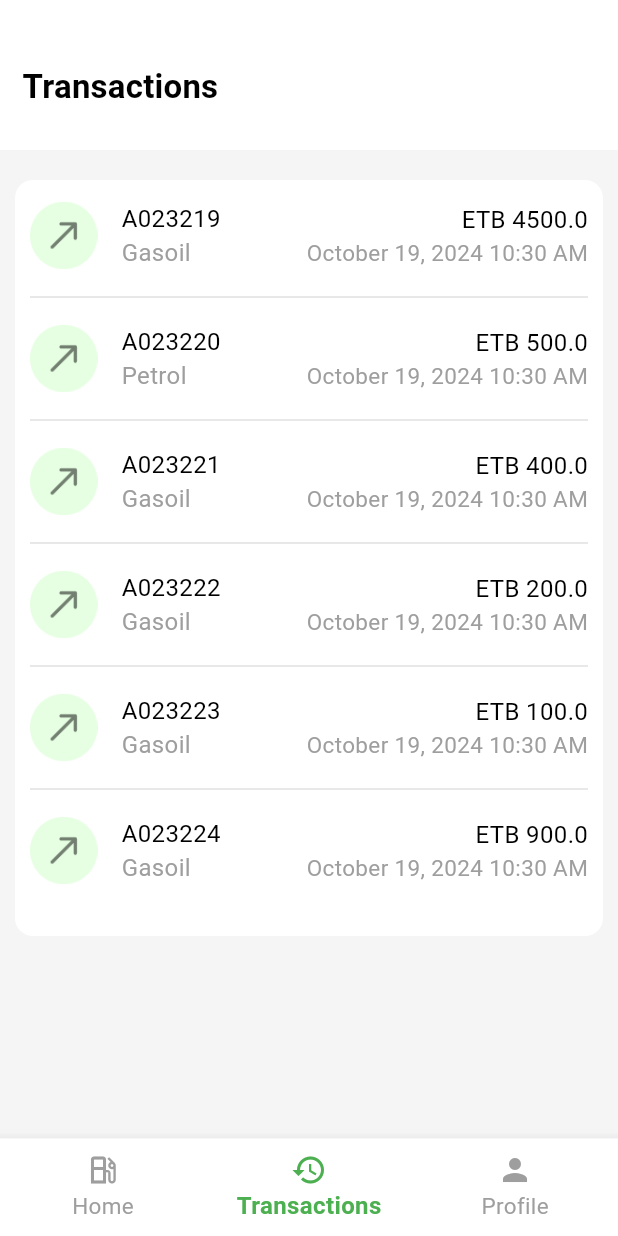
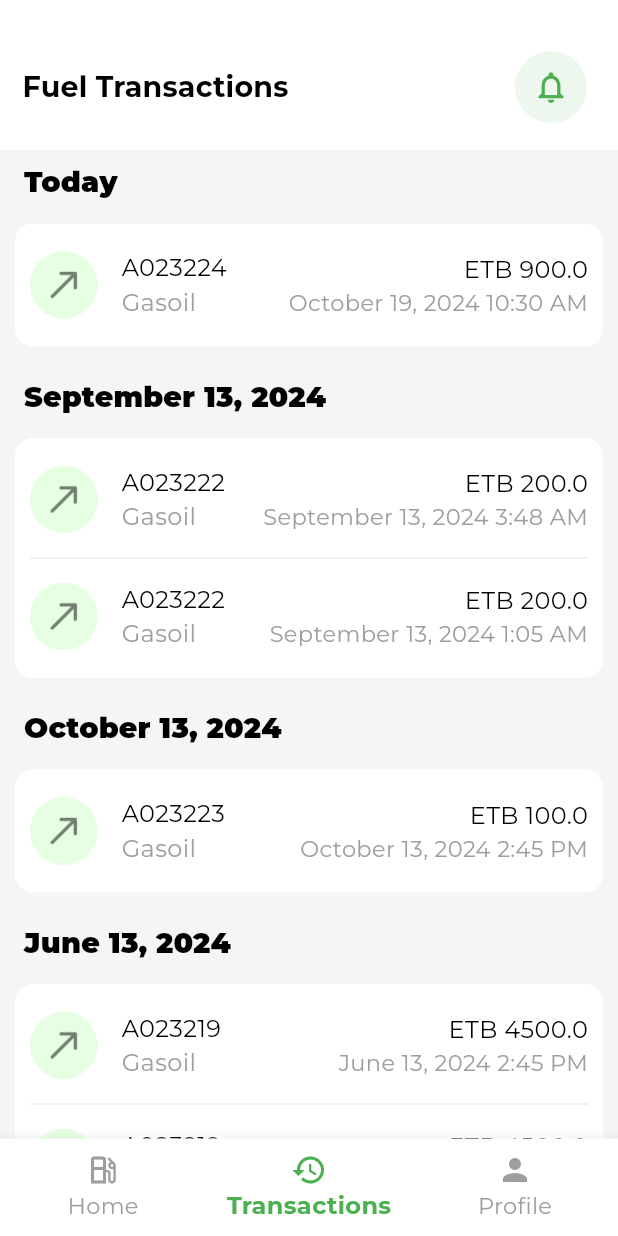
Before and after one commit to Edil-Ayehu/nedaj, a Flutter app: the screen it shows after launch, item 2 of the bottom bar chosen, on a phone screen of 412 x 824 dp. Run offline on Flutter 3.47's test engine with Material 3 defaults, Android fonts, the phone set to English and light mode, and no system bars; our stand-ins replace fancy_shimmer_image, gap, get, google_fonts, hive, hive_flutter and 6 more; missing offline and left inert: qr_code_scanner; accounts and stored records are empty.

Commit message:
Transactions Screen design modification completed.

```diff
--- a/lib/export.dart
+++ b/lib/export.dart
@@ -5,7 +5,7 @@ export 'package:nedaj/widgets/transaction_container.dart';
 export 'package:nedaj/home.dart';
 export 'package:nedaj/widgets/main_service_container.dart';
 export 'package:nedaj/widgets/other_service_container.dart';
-export 'package:nedaj/screens/transactions_screen.dart';
+export 'package:nedaj/screens/transactions%20screen/transactions_screen.dart';
 export 'package:nedaj/screens/profile%20screen/profile_screen.dart';
 export 'package:nedaj/screens/home%20screen/home_screen.dart';
 export 'package:gap/gap.dart';
@@ -46,7 +46,7 @@ export 'package:nedaj/screens/terms_and_conditions_screen.dart';
 export 'package:nedaj/models/car_model.dart';
 export 'package:nedaj/screens/otp_screen.dart';
 export 'package:nedaj/screens/tips_screen.dart';
-export 'package:nedaj/screens/transaction_details_screen.dart';
+export 'package:nedaj/screens/transactions%20screen/transaction_details_screen.dart';
 export 'package:nedaj/widgets/custom_app._bar.dart';
 export 'package:nedaj/widgets/custom_bottom_sheet.dart';
 export 'package:nedaj/screens/home%20screen/widgets/user_info_gradient_container.dart';
@@ -56,3 +56,4 @@ export 'package:nedaj/screens/home%20screen/widgets/recent_history_list_containe
 export 'package:page_transition/page_transition.dart';
 export 'package:nedaj/screens/profile%20screen/widgets/profile_page_second_container.dart';
 export 'package:nedaj/screens/profile%20screen/widgets/user_profile_details.dart';
+export 'package:nedaj/widgets/notification_icon_container.dart';
--- a/lib/localization/translations/en_us.dart
+++ b/lib/localization/translations/en_us.dart
@@ -17,7 +17,7 @@ const Map<String, String> enUS = {
   "other_services": "Other Services",
   "recent_history": "Recent History",
   "collected_points": "Collected Points",
-  "transactions": "Transactions",
+  "transactions": "Fuel Transactions",
   "register_car": "Register Car",
   "registered_vehicles": "Registered Vehicles",
   "linked_cars": "The cars listed below are linked to your bank account.",
--- a/lib/models/transaction.dart
+++ b/lib/models/transaction.dart
@@ -1,3 +1,4 @@
+import 'package:intl/intl.dart';
 import 'package:nedaj/export.dart';
 
 class Transaction {
@@ -32,7 +33,34 @@ class Transaction {
         transactionId: 'A023219',
         fuelType: 'Gasoil',
         amount: 4500.0,
-        date: DateTime.now(), // June 12, 2024 6:30 AM
+        date: DateTime(2024, 6, 13, 8, 45), // June 12, 2024 6:30 AM
+        onTap: () {
+          Get.to(() => TransactionDetailsScreen());
+        },
+      ),
+      Transaction(
+        transactionId: 'A023219',
+        fuelType: 'Gasoil',
+        amount: 4500.0,
+        date: DateTime(2024, 6, 13, 6, 45), // June 12, 2024 6:30 AM
+        onTap: () {
+          Get.to(() => TransactionDetailsScreen());
+        },
+      ),
+      Transaction(
+        transactionId: 'A023219',
+        fuelType: 'Gasoil',
+        amount: 4500.0,
+        date: DateTime(2024, 6, 13, 3, 40), // June 12, 2024 6:30 AM
+        onTap: () {
+          Get.to(() => TransactionDetailsScreen());
+        },
+      ),
+      Transaction(
+        transactionId: 'A023219',
+        fuelType: 'Gasoil',
+        amount: 4500.0,
+        date: DateTime(2024, 6, 13, 14, 45), // June 12, 2024 6:30 AM
         onTap: () {
           Get.to(() => TransactionDetailsScreen());
         },
@@ -41,7 +69,7 @@ class Transaction {
         transactionId: 'A023220',
         fuelType: 'Petrol',
         amount: 500.0,
-        date: DateTime.now(),
+        date: DateTime(2024, 7, 13, 14, 45),
         onTap: () {
           Get.to(() => TransactionDetailsScreen());
         },
@@ -50,7 +78,7 @@ class Transaction {
         transactionId: 'A023221',
         fuelType: 'Gasoil',
         amount: 400.0,
-        date: DateTime.now(),
+        date: DateTime(2024, 8, 13, 14, 45),
         onTap: () {
           Get.to(() => TransactionDetailsScreen());
         },
@@ -59,7 +87,16 @@ class Transaction {
         transactionId: 'A023222',
         fuelType: 'Gasoil',
         amount: 200.0,
-        date: DateTime.now(),
+        date: DateTime(2024, 9, 13, 3, 48),
+        onTap: () {
+          Get.to(() => TransactionDetailsScreen());
+        },
+      ),
+      Transaction(
+        transactionId: 'A023222',
+        fuelType: 'Gasoil',
+        amount: 200.0,
+        date: DateTime(2024, 9, 13, 1, 05),
         onTap: () {
           Get.to(() => TransactionDetailsScreen());
         },
@@ -68,7 +105,7 @@ class Transaction {
         transactionId: 'A023223',
         fuelType: 'Gasoil',
         amount: 100.0,
-        date: DateTime.now(),
+        date: DateTime(2024, 10, 13, 14, 45),
         onTap: () {
           Get.to(() => TransactionDetailsScreen());
         },
@@ -84,4 +121,36 @@ class Transaction {
       ),
     ];
   }
+
+  static Map<String, List<Transaction>> groupTransactionsByDate(
+      List<Transaction> transactions) {
+    final Map<String, List<Transaction>> groupedTransactions = {};
+    final now = DateTime.now();
+    final yesterday = DateTime(now.year, now.month, now.day - 1);
+
+    // Sort transactions by date in descending order (most recent first)
+    transactions.sort((a, b) => b.date.compareTo(a.date));
+
+    for (var transaction in transactions) {
+      String dateKey;
+      if (transaction.date.year == now.year &&
+          transaction.date.month == now.month &&
+          transaction.date.day == now.day) {
+        dateKey = 'Today';
+      } else if (transaction.date.year == yesterday.year &&
+          transaction.date.month == yesterday.month &&
+          transaction.date.day == yesterday.day) {
+        dateKey = 'Yesterday';
+      } else {
+        dateKey = DateFormat('MMMM d, yyyy').format(transaction.date);
+      }
+
+      if (!groupedTransactions.containsKey(dateKey)) {
+        groupedTransactions[dateKey] = [];
+      }
+      groupedTransactions[dateKey]!.add(transaction);
+    }
+
+    return groupedTransactions;
+  }
 }
--- a/lib/screens/home screen/widgets/user_info_gradient_container.dart
+++ b/lib/screens/home screen/widgets/user_info_gradient_container.dart
@@ -1,4 +1,5 @@
 import 'package:nedaj/export.dart';
+
 
 class UserInfoGradientContainer extends StatelessWidget {
   UserInfoGradientContainer({
@@ -93,25 +94,7 @@ class UserInfoGradientContainer extends StatelessWidget {
                 ),
               ),
               Spacer(),
-              Container(
-                width: 48,
-                height: 48,
-                alignment: Alignment.center,
-                decoration: BoxDecoration(
-                  shape: BoxShape.circle,
-                  color: Colors.white.withOpacity(0.2),
-                ),
-                child: IconButton(
-                  onPressed: () {
-                    Get.to(() => NotificationsScreen());
-                  },
-                  icon: Icon(
-                    Icons.notifications_none,
-                    color: Colors.white,
-                    size: 30,
-                  ),
-                ),
-              ),
+              NotificationIconContainer(),
             ],
           ),
           Gap(25),
--- a/lib/screens/profile screen/profile_screen.dart
+++ b/lib/screens/profile screen/profile_screen.dart
@@ -37,7 +37,8 @@ class _ProfileScreenState extends State<ProfileScreen> {
                     color: Colors.green,
                   ),
                 ),
-                )),
+              ),
+            ),
             Expanded(
               child: SingleChildScrollView(
                 child: Container(
--- /dev/null
+++ b/lib/screens/transactions screen/transactions_screen.dart
@@ -0,0 +1,123 @@
+import 'package:nedaj/export.dart';
+import 'package:intl/intl.dart';
+
+class TransactionsScreen extends StatelessWidget {
+  const TransactionsScreen({super.key});
+
+  @override
+  Widget build(BuildContext context) {
+    final List<Transaction> transactionHistory =
+        Transaction.getSampleTransactions();
+    final Map<String, List<Transaction>> groupedTransactions =
+        Transaction.groupTransactionsByDate(transactionHistory);
+
+    // Sort the keys to ensure 'Today' and 'Yesterday' appear first
+    final sortedKeys = groupedTransactions.keys.toList()
+      ..sort((a, b) {
+        if (a == 'Today') return -1;
+        if (b == 'Today') return 1;
+        if (a == 'Yesterday') return -1;
+        if (b == 'Yesterday') return 1;
+        return b.compareTo(a); // For other dates, sort in descending order
+      });
+
+    return AnnotatedRegion<SystemUiOverlayStyle>(
+      value: SystemUiOverlayStyle.light.copyWith(
+        statusBarIconBrightness: Brightness.dark,
+        statusBarBrightness: Brightness.light,
+      ),
+      child: Scaffold(
+        backgroundColor: Colors.grey.shade100,
+        body: Column(
+          children: [
+            CustomAppBar(
+              title: 'transactions'.tr,
+              height: 100,
+              trailing: Container(
+                margin: EdgeInsets.only(right: 10),
+                decoration: BoxDecoration(
+                  color: Colors.green.withOpacity(0.1),
+                  shape: BoxShape.circle,
+                ),
+                child: IconButton(
+                  onPressed: () {
+                    Get.to(() => NotificationsScreen());
+                  },
+                  icon: Icon(
+                    Icons.notifications_none,
+                    size: 25,
+                    color: Colors.green,
+                  ),
+                ),
+              ),
+            ),
+            Gap(8),
+            Expanded(
+              child: SingleChildScrollView(
+                child: Container(
+                  decoration: BoxDecoration(
+                    color: Colors.grey.shade100,
+                  ),
+                  child: Column(
+                    children: sortedKeys.map((dateKey) {
+                      final transactions = groupedTransactions[dateKey]!;
+                      return Column(
+                        crossAxisAlignment: CrossAxisAlignment.start,
+                        children: [
+                          Padding(
+                            padding: const EdgeInsets.only(
+                                left: 16.0, top: 0, bottom: 14.0),
+                            child: Text(
+                              dateKey,
+                              style: Theme.of(context)
+                                  .textTheme
+                                  .titleSmall!
+                                  .copyWith(
+                                    fontWeight: FontWeight.w900,
+                                    color: Colors.black,
+                                    fontSize: 19,
+                                  ),
+                            ),
+                          ),
+                          Container(
+                            padding: EdgeInsets.only(
+                                left: 10, right: 10, bottom: 10),
+                            margin: EdgeInsets.symmetric(horizontal: 10),
+                            decoration: BoxDecoration(
+                              color: Colors.white,
+                              borderRadius: BorderRadius.circular(12),
+                            ),
+                            child: ListView.separated(
+                              shrinkWrap: true,
+                              physics: NeverScrollableScrollPhysics(),
+                              itemCount: transactions.length,
+                              padding: EdgeInsets.only(top: 10),
+                              separatorBuilder: (context, index) => Divider(
+                                color: Colors.grey.shade200,
+                              ),
+                              itemBuilder: (context, index) {
+                                final transaction = transactions[index];
+                                return TransactionContainer(
+                                  transactionId: transaction.transactionId,
+                                  fuelType: transaction.fuelType,
+                                  amount: transaction.amount,
+                                  date: transaction.date,
+                                  onTap: transaction.onTap,
+                                );
+                              },
+                            ),
+                          ),
+                          SizedBox(height: 20),
+                        ],
+                      );
+                    }).toList(),
+                  ),
+                ),
+              ),
+            ),
+          ],
+        ),
+      ),
+    );
+  }
+}
--- a/lib/screens/transactions_screen.dart
+++ /dev/null
@@ -1,75 +0,0 @@
-import 'package:nedaj/export.dart';
-
-class TransactionsScreen extends StatelessWidget {
-  const TransactionsScreen({super.key});
-
-  @override
-  Widget build(BuildContext context) {
-    // Fetch transaction history from Transaction model
-    final List<Transaction> transactionHistory =
-        Transaction.getSampleTransactions();
-    return AnnotatedRegion<SystemUiOverlayStyle>(
-      value: SystemUiOverlayStyle.light.copyWith(
-        statusBarIconBrightness: Brightness.dark,
-        statusBarBrightness: Brightness.light,
-      ),
-      child: Scaffold(
-        backgroundColor: Colors.grey.shade100,
-        body: Column(
-          children: [
-            CustomAppBar(title: 'transactions'.tr, height: 100),
-            Expanded(
-              child: SingleChildScrollView(
-                child: Container(
-                  decoration: BoxDecoration(
-                    color: Colors.grey.shade100,
-                  ),
-                  child: Column(
-                    children: [
-                      SizedBox(height: 20),
-                      Container(
-                        padding:
-                            EdgeInsets.symmetric(horizontal: 10, vertical: 14),
-                        margin: EdgeInsets.symmetric(horizontal: 10),
-                        decoration: BoxDecoration(
-                          color: Colors.white,
-                          borderRadius: BorderRadius.circular(12),
-                        ),
-                        child: ListView.builder(
-                          shrinkWrap: true,
-                          itemCount: transactionHistory.length,
-                          physics: NeverScrollableScrollPhysics(),
-                          padding: EdgeInsets.zero,
-                          itemBuilder: (context, index) {
-                            final transaction = transactionHistory[index];
-                            return Column(
-                              children: [
-                                TransactionContainer(
-                                  transactionId: transaction.transactionId,
-                                  fuelType: transaction.fuelType,
-                                  amount: transaction.amount,
-                                  date: transaction.date,
-                                  onTap: transaction.onTap,
-                                ),
-                                Gap(10),
-                                if (index != transactionHistory.length - 1)
-                                  Divider(
-                                    color: Colors.grey.shade300,
-                                  ),
-                                Gap(10),
-                              ],
-                            );
-                          },
-                        ),
-                      ),
-                    ],
-                  ),
-                ),
-              ),
-            ),
-          ],
-        ),
-      ),
-    );
-  }
-}
--- a/lib/utils/app_theme.dart
+++ b/lib/utils/app_theme.dart
@@ -9,7 +9,7 @@ class AppTheme {
     appBarTheme: AppBarTheme(
       backgroundColor: Colors.white,
       foregroundColor: Colors.black,
-      titleTextStyle: GoogleFonts.roboto(
+      titleTextStyle: GoogleFonts.sofia(
         color: Colors.grey.shade800,
         fontWeight: FontWeight.w300,
         fontSize: 24,
@@ -18,27 +18,27 @@ class AppTheme {
 
     // text theme
     textTheme: TextTheme(
-      titleLarge: GoogleFonts.roboto(
+      titleLarge: GoogleFonts.montserrat(
         fontSize: 32,
         color: Colors.black,
       ),
-      titleMedium: GoogleFonts.roboto(
+      titleMedium: GoogleFonts.montserrat(
         fontSize: 24,
         color: Colors.black,
       ),
-      titleSmall: GoogleFonts.roboto(
+      titleSmall: GoogleFonts.montserrat(
         fontSize: 20,
         color: Colors.black54,
       ),
-      bodyLarge: GoogleFonts.roboto(
+      bodyLarge: GoogleFonts.montserrat(
         fontSize: 20,
         color: Colors.black,
       ),
-      bodyMedium: GoogleFonts.roboto(
+      bodyMedium: GoogleFonts.montserrat(
         fontSize: 18,
         color: Colors.black,
       ),
-      bodySmall: GoogleFonts.roboto(
+      bodySmall: GoogleFonts.montserrat(
         fontSize: 14,
         color: Colors.black54,
       ),
@@ -57,7 +57,7 @@ class AppTheme {
       style: ElevatedButton.styleFrom(
         foregroundColor: Colors.white,
         backgroundColor: Colors.green,
-        textStyle: GoogleFonts.roboto(fontSize: 18),
+        textStyle: GoogleFonts.sofiaSans(fontSize: 18),
       ),
     ),
 
--- a/lib/widgets/custom_app._bar.dart
+++ b/lib/widgets/custom_app._bar.dart
@@ -29,6 +29,7 @@ class CustomAppBar extends StatelessWidget {
         mainAxisAlignment: MainAxisAlignment.spaceBetween,
         children: [
           Flexible(
+            flex: 4,
             child: Row(
               children: [
                 centerTitle
@@ -46,14 +47,19 @@ class CustomAppBar extends StatelessWidget {
                   style: Theme.of(context).textTheme.titleMedium!.copyWith(
                         color: textColor,
                         fontWeight: FontWeight.bold,
-                        fontSize: 22,
+                        fontSize: 19,
                       ),
                 ),
                 centerTitle ? Spacer(flex: 3) : SizedBox.shrink(),
               ],
             ),
           ),
-          trailing ?? SizedBox.shrink(),
+
+          // trailing ?? SizedBox.shrink(),
+          Expanded(
+            flex: 1,
+            child: trailing ?? SizedBox.shrink(),
+          ),
         ],
       ),
     );
--- /dev/null
+++ b/lib/widgets/notification_icon_container.dart
@@ -0,0 +1,30 @@
+import 'package:nedaj/export.dart';
+
+class NotificationIconContainer extends StatelessWidget {
+  const NotificationIconContainer({
+    super.key,
+  });
+
+  @override
+  Widget build(BuildContext context) {
+    return Container(
+      width: 48,
+      height: 48,
+      alignment: Alignment.center,
+      decoration: BoxDecoration(
+        shape: BoxShape.circle,
+        color: Colors.white.withOpacity(0.2),
+      ),
+      child: IconButton(
+        onPressed: () {
+          Get.to(() => NotificationsScreen());
+        },
+        icon: Icon(
+          Icons.notifications_none,
+          color: Colors.white,
+          size: 30,
+        ),
+      ),
+    );
+  }
+}
--- a/lib/widgets/transaction_container.dart
+++ b/lib/widgets/transaction_container.dart
@@ -24,6 +24,7 @@ class TransactionContainer extends StatelessWidget {
       child: Container(
         width: double.infinity,
         color: Colors.white,
+        padding: EdgeInsets.symmetric(vertical: 8),
         child: Row(
           children: [
             Image.asset(
```
Also changed, not shown: lib/screens/transactions screen/empty_transactions_screen.dart (added), lib/screens/transactions screen/transaction_details_screen.dart (renamed from lib/screens/transaction_details_screen.dart). Lines whose indentation alone changed are shown as unchanged.
